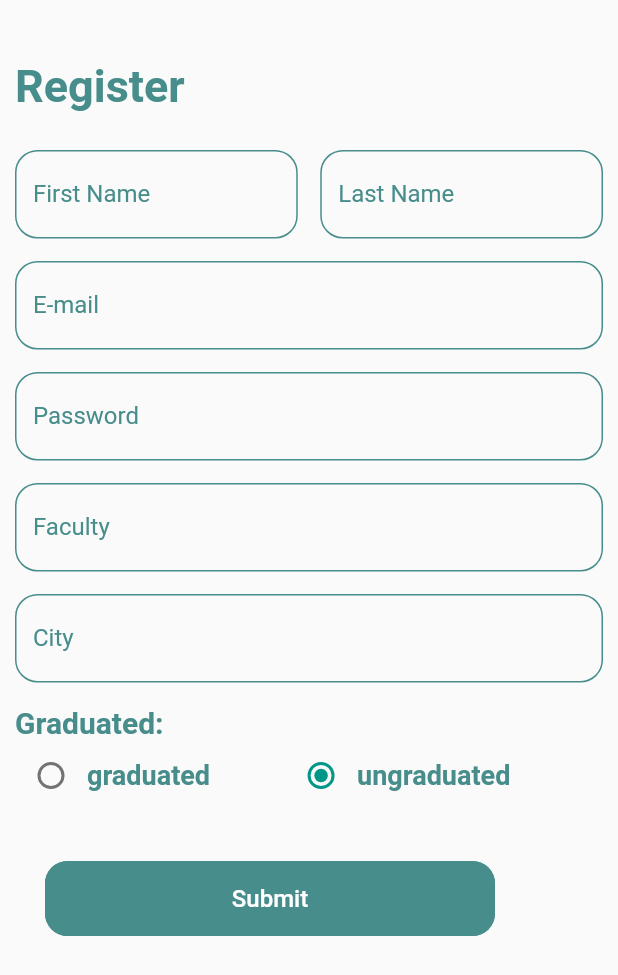
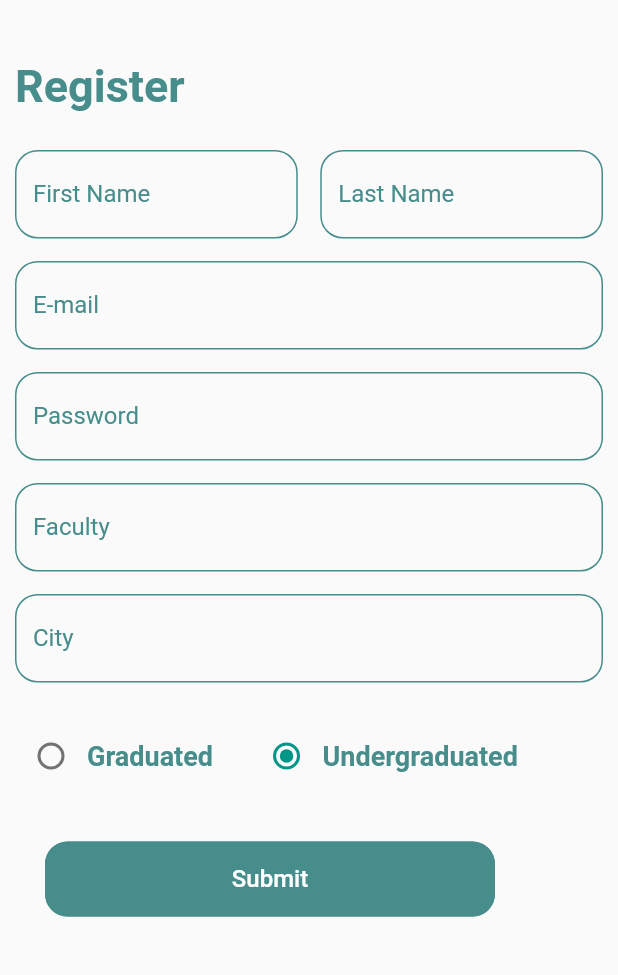
Before and after one commit to ahmed101ibrahiem/career-path-recommendation-system, a Flutter app: the Register screen opened by its route, on a phone screen of 412 x 824 dp. Shown: the top 975 px of the screen. Run offline on Flutter 3.47's test engine with Material 2 defaults, Android fonts, the phone set to English and light mode, and no system bars; missing offline and left inert: dart:ffi.

Commit message:
graduated changed

```diff
--- a/lib/screens/register.dart
+++ b/lib/screens/register.dart
@@ -47,27 +47,27 @@ class _RegisterState extends State<Register> {
                 children: [
                   Expanded(
                       child: textForm(false, FnameController, 'First Name')),
-                  SizedBox(
+                  const SizedBox(
                     width: 15,
                   ),
                   Expanded(child: textForm(false, LnameController, 'Last Name'))
                 ],
               ),
-              SizedBox(height: 15),
+              const SizedBox(height: 15),
               textForm(false, emailController, 'E-mail'),
-              SizedBox(height: 15),
+              const SizedBox(height: 15),
               textForm(true, passwordController, 'Password'),
-              SizedBox(height: 15),
+              const SizedBox(height: 15),
               textForm(false, facultyController, 'Faculty'),
-              SizedBox(height: 15),
+              const SizedBox(height: 15),
               textForm(false, cityController, 'City'),
-              SizedBox(height: 15),
-              Text(
-                'Graduated:',
-                style: TextStyle(
-                    fontSize: 20, color: bottom, fontWeight: FontWeight.bold),
-                textAlign: TextAlign.start,
-              ),
+              const SizedBox(height: 25),
+              // Text(
+              //   'Graduated:',
+              //   style: TextStyle(
+              //       fontSize: 20, color: bottom, fontWeight: FontWeight.bold),
+              //   textAlign: TextAlign.start,
+              // ),
               Row(
                 children: [
                   Radio(
@@ -81,14 +81,14 @@ class _RegisterState extends State<Register> {
                         });
                       }),
                   const Text(
-                    'graduated',
+                    'Graduated',
                     style: TextStyle(
                         fontSize: 18,
                         color: bottom,
                         fontWeight: FontWeight.bold),
                   ),
                   const SizedBox(
-                    width: 50,
+                    width: 25,
                   ),
                   Radio(
                       value: 0,
@@ -101,7 +101,7 @@ class _RegisterState extends State<Register> {
                         });
                       }),
                   const Text(
-                    'ungraduated',
+                    'Undergraduated',
                     style: TextStyle(
                         fontSize: 18,
                         color: bottom,
```
